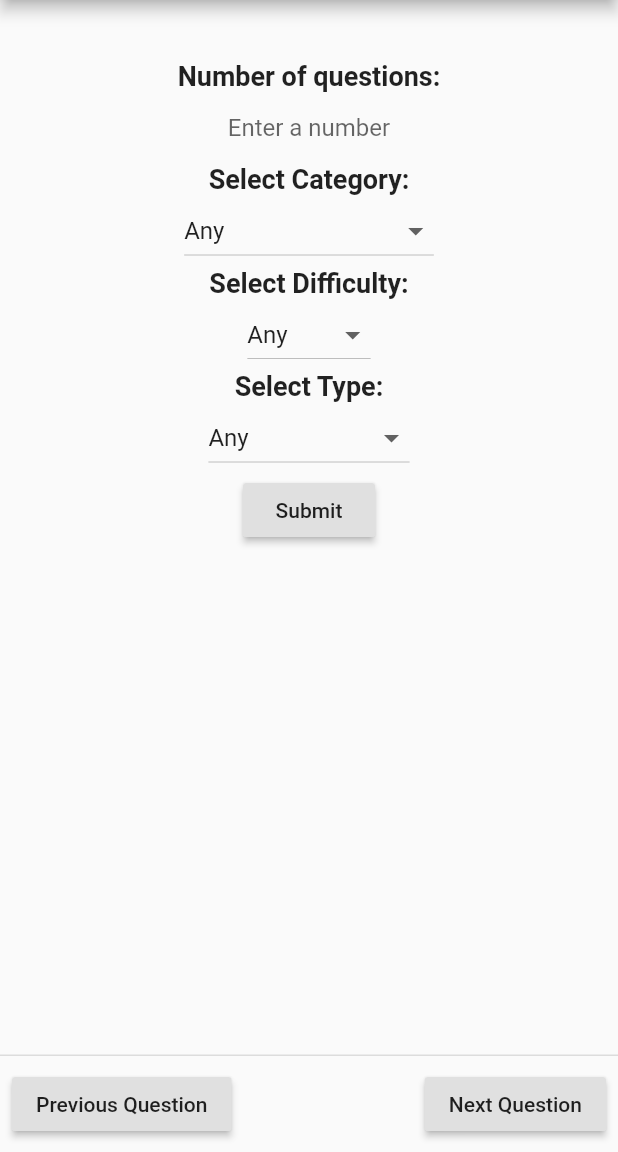
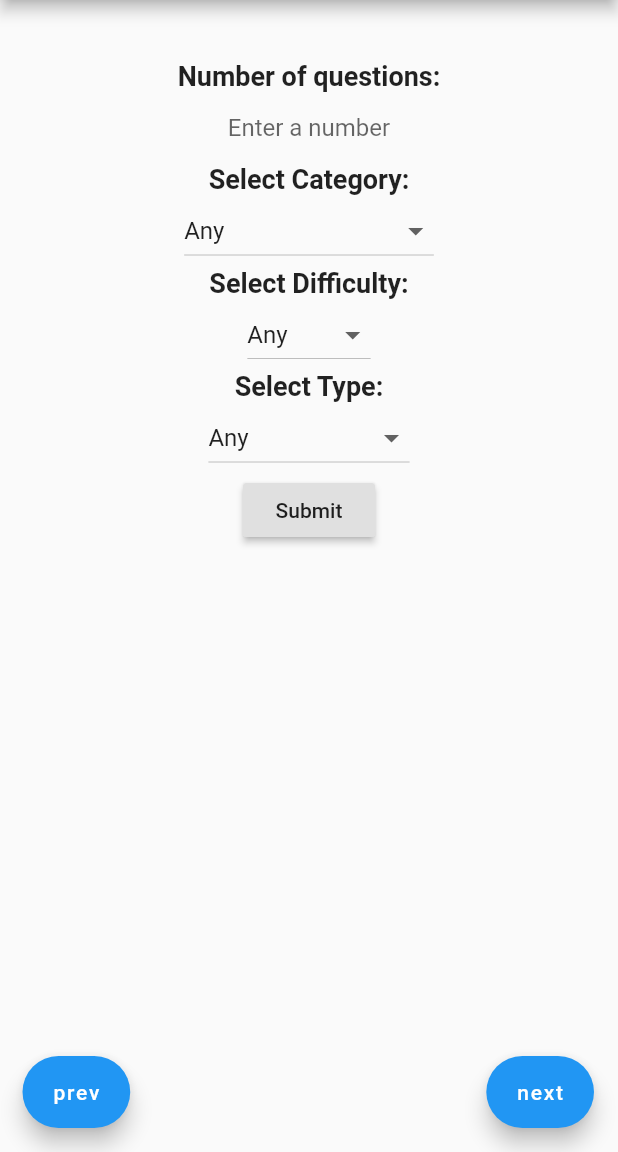
Before and after one commit to soujanyachan/flutter_quiz_app, a Flutter app: the screen it shows after launch, on a phone screen of 412 x 824 dp, the part 84-1236 px from its top. Run offline on Flutter 3.47's test engine with Material 2 defaults, Android fonts, the phone set to English and light mode, and no system bars; our stand-ins replace html_unescape.

Commit message:
added next previous, colour changes and end page

```diff
--- a/lib/main.dart
+++ b/lib/main.dart
@@ -3,12 +3,12 @@ import 'package:html_unescape/html_unescape.dart';
 import 'package:flutter/material.dart';
 import 'package:http/http.dart' as http;
 import 'dart:core';
+import 'package:crypto/crypto.dart';
 
 // final is a runtime constant
 // const is compile time constant
-// TODO: make a widget for the dropdowns
-// TODO: randomise the answers
 // TODO: next previous question
+// TODO: score calc
 void main() => runApp(MyApp());
 
 class MyApp extends StatefulWidget {
@@ -19,8 +19,8 @@ class MyApp extends StatefulWidget {
 
 class _MyAppState extends State<MyApp> {
   var _quizData = {};
+  var qNum = 0;
   var _quizDataUpdated = false;
-  var questions = ['fav color?', 'fav series?'];
   var categoryList = <String>['Any', 'Science: Computers', 'Sports', 'Mythology', 'History', 'Politics'];
   var difficultyList = <String>['Any','Easy','Medium','Hard'];
   var typeList = <String>['Any','Multiple Choice', 'True / False'];
@@ -29,7 +29,20 @@ class _MyAppState extends State<MyApp> {
   var dropdownValueType = 'Any';
   var numQuestions = 10;
   var unescape = new HtmlUnescape();
+  var ansNormalColor = 0xff0091EA;
+  var correctAnswer = false;
+  var hasUserSelectedAns = false;
+  var firstClick = true;
+  var endPage = false;
 
+  String generateMd5(String input) {
+    return md5.convert(utf8.encode(input)).toString();
+  }
+
+  List shuffle(List items) {
+    items.sort((a,b) => generateMd5(a.child.child.data).compareTo(b.child.child.data));
+    return items;
+  }
 
   void fetchQuiz() {
     final response =  http.get('https://opentdb.com/api.php?amount=10');
@@ -46,18 +59,12 @@ class _MyAppState extends State<MyApp> {
     });
   }
 
-  @override
-  Widget build(BuildContext context) {
-    return MaterialApp(
-        home: Scaffold(
-            appBar: AppBar(
-              title: (_quizData.isEmpty) ? Text('Select your quiz parameters:') : Text('Quiz Time!'),
-          ),
-        body:  !_quizDataUpdated ?
-        Container(
+  selectHomeWidget() {
+    if(!_quizDataUpdated) {
+      return Container(
           padding: const EdgeInsets.all(40.0),
           child: Column(
-              children: <Widget> [
+              children: <Widget>[
                 Text(
                   'Number of questions:',
                   style: TextStyle(fontWeight: FontWeight.bold, fontSize: 18),
@@ -85,7 +92,8 @@ class _MyAppState extends State<MyApp> {
                       dropdownValueCategory = newValue;
                     });
                   },
-                  items: categoryList.map<DropdownMenuItem<String>>((String value) {
+                  items: categoryList.map<DropdownMenuItem<String>>((
+                      String value) {
                     return DropdownMenuItem<String>(
                       value: value,
                       child: Text(value),
@@ -103,7 +111,8 @@ class _MyAppState extends State<MyApp> {
                       dropdownValueDifficulty = newValue;
                     });
                   },
-                  items: difficultyList.map<DropdownMenuItem<String>>((String value) {
+                  items: difficultyList.map<DropdownMenuItem<String>>((
+                      String value) {
                     return DropdownMenuItem<String>(
                       value: value,
                       child: Text(value),
@@ -136,43 +145,82 @@ class _MyAppState extends State<MyApp> {
                 ),
               ]
           )
-        )
-            : ( _quizData.isNotEmpty ?
-        Container(
+      );
+    } else if ( _quizData.isNotEmpty) {
+      return Container(
         width: double.infinity,
         padding: const EdgeInsets.all(40.0),
         child: Column(
           children: [
-                Text(unescape.convert(_quizData['results'][0]['question']), style: TextStyle(fontWeight: FontWeight.bold, fontSize: 24),),
+            Text(unescape.convert(_quizData['results'][qNum]['question']),
+              style: TextStyle(fontWeight: FontWeight.bold, fontSize: 24),),
             Row(
               mainAxisSize: MainAxisSize.min,
               mainAxisAlignment: MainAxisAlignment.spaceBetween,
               children: <Widget>[
-                    ButtonTheme(height: 12, child: FlatButton(child: Text(_quizData['results'][0]['category'], style: TextStyle(fontSize: 12),), color: Color.fromRGBO(240, 20, 20, 0.5), onPressed: () {},)),
-                    ButtonTheme(height: 12, child: FlatButton(child: Text(_quizData['results'][0]['difficulty'], style: TextStyle(fontSize: 12),), color: Color.fromRGBO(240, 20, 20, 0.5), onPressed: () {},)),
+                ButtonTheme(height: 12,
+                    child: FlatButton(child: Text(
+                      _quizData['results'][qNum]['category'],
+                      style: TextStyle(fontSize: 12),),
+                      color: Color.fromRGBO(240, 20, 20, 0.5),
+                      onPressed: () {},)),
+                ButtonTheme(height: 12,
+                    child: FlatButton(child: Text(
+                      _quizData['results'][qNum]['difficulty'],
+                      style: TextStyle(fontSize: 12),),
+                      color: Color.fromRGBO(240, 20, 20, 0.5),
+                      onPressed: () {},)),
               ],
             ),
+            ...shuffle([
               ButtonTheme(
                 minWidth: double.infinity,
                 child: RaisedButton(
-                          child: Text(_quizData['results'][0]['correct_answer'], style: TextStyle(fontSize: 16)),
-                          onPressed: () {print('correct');},
-                          color: Color(0xff0091EA),
+                  child: Text(unescape.convert(
+                      _quizData['results'][qNum]['correct_answer']),
+                      style: TextStyle(fontSize: 16)),
+                  onPressed: () {
+                    print('correct');
+                    print(firstClick);
+                    if (firstClick) {
+                      setState(() {
+                        hasUserSelectedAns = true;
+                        correctAnswer = true;
+                        firstClick = false;
+                      });
+                    }
+                  },
+                  color: firstClick ? Color(ansNormalColor) : Colors.green,
                 ),
               ),
-                ..._quizData['results'][0]['incorrect_answers'].map((ans) {
+              // if user not clicked everything blue, if user clicked then secondary colours
+              ..._quizData['results'][qNum]['incorrect_answers'].map((ans) {
                 return ButtonTheme(
                   minWidth: double.infinity,
                   child: new RaisedButton(
-                              child: Text(ans, style: TextStyle(fontSize: 16)),
-                              onPressed: () { print(ans);},
-                              color: Color(0xff0091EA),
+                    child: Text(unescape.convert(ans), style: TextStyle(
+                        fontSize: 16)),
+                    onPressed: () {
+                      print(ans);
+                      print(firstClick);
+                      if (firstClick) {
+                        setState(() {
+                          hasUserSelectedAns = true;
+                          correctAnswer = false;
+                          firstClick = false;
+                        });
+                      }
+                    },
+                    color: firstClick ? Color(ansNormalColor) : Colors.red,
                   ),
                 );
               }).toList(),
+            ]),
           ],
         ),
-        ) : Column(
+      );
+    } else if(_quizData.isEmpty){
+      return Column(
         children: [
           Text('quiz data empty'),
           RaisedButton(
@@ -184,25 +232,57 @@ class _MyAppState extends State<MyApp> {
             },
           )
         ]
-        )
+    );
+    } else if (endPage) {
+      return Text('you did it! you made it to the end!');
+    }
+  }
+
+  @override
+  Widget build(BuildContext context) {
+    return MaterialApp(
+        home: Scaffold(
+            appBar: AppBar(
+              title: (_quizData.isEmpty) ? Text('Select your quiz parameters:') : Text('Quiz Time!'),
           ),
-        persistentFooterButtons: [
-          Container(
+        body:  selectHomeWidget(),
+        floatingActionButton: Padding(
+          padding: const EdgeInsets.only(left: 31.0),
           child: Row(
             mainAxisAlignment: MainAxisAlignment.spaceBetween,
             children: <Widget>[
-                RaisedButton(
-                  child: Text('Previous Question'),
-                  onPressed: () {},
+              Align(
+                alignment: Alignment.bottomLeft,
+                child: FloatingActionButton.extended(onPressed: () {
+                  setState(() {
+                    if(qNum > 0) {
+                      qNum--;
+                      hasUserSelectedAns = false;
+                      correctAnswer = false;
+                      firstClick = true;
+                    }
+                  });
+                }, label: Text('prev'), heroTag: null,),
               ),
-                RaisedButton(
-                  child: Text('Next Question'),
-                  onPressed: () {},
-                )],
+              Align(
+                alignment: Alignment.bottomRight,
+                child: FloatingActionButton.extended(onPressed: () {
+                  setState(() {
+                    if (qNum < numQuestions - 1) {
+                      qNum++;
+                      hasUserSelectedAns = false;
+                      correctAnswer = false;
+                      firstClick = true;
+                    } else {
+                      endPage = true;
+                    }
+                  });
+                }, label: Text('next'), heroTag: null,),
               ),
-          )
             ],
-        bottomNavigationBar: (_quizData.isNotEmpty) ? RaisedButton(
+          ),
+        ),
+        bottomNavigationBar: (endPage) ? RaisedButton(
           child: Text('Exit Quiz'),
           onPressed: () {
             setState(() {
--- a/pubspec.yaml
+++ b/pubspec.yaml
@@ -14,7 +14,7 @@ description: A new Flutter project.
 version: 1.0.0+1
 
 environment:
-  sdk: ">=2.1.0 <3.0.0"
+  sdk: ">=2.3.0 <3.0.0"
 
 dependencies:
   flutter:
```
Lines whose indentation alone changed are shown as unchanged.
